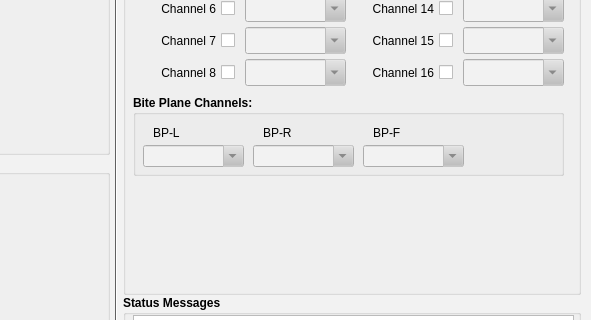
The window that src/ui/preprocessingWindow.ui (AllenShamsi/SPAN) describes before a commit, drawn with Qt 5; both pictures show x 359 to 950 and y 195 to 515 of the 950 by 700 pixel window.
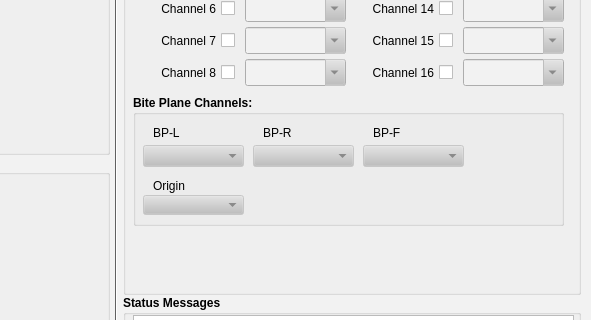
The same window after the commit.

```diff
--- a/src/ui/preprocessingWindow.ui
+++ b/src/ui/preprocessingWindow.ui
@@ -2126,7 +2126,7 @@
              <x>10</x>
              <y>280</y>
              <width>431</width>
-             <height>81</height>
+             <height>131</height>
             </rect>
            </property>
            <property name="font">
@@ -2663,7 +2663,7 @@
              </font>
             </property>
             <property name="editable">
-             <bool>true</bool>
+             <bool>false</bool>
             </property>
            </widget>
            <widget class="QLabel" name="label_14">
@@ -3192,7 +3192,7 @@
              </font>
             </property>
             <property name="editable">
-             <bool>true</bool>
+             <bool>false</bool>
             </property>
            </widget>
            <widget class="QLabel" name="label_15">
@@ -3721,7 +3721,536 @@
              </font>
             </property>
             <property name="editable">
-             <bool>true</bool>
+             <bool>false</bool>
+            </property>
+           </widget>
+           <widget class="QComboBox" name="originCombo">
+            <property name="enabled">
+             <bool>false</bool>
+            </property>
+            <property name="geometry">
+             <rect>
+              <x>10</x>
+              <y>100</y>
+              <width>101</width>
+              <height>20</height>
+             </rect>
+            </property>
+            <property name="sizePolicy">
+             <sizepolicy hsizetype="Preferred" vsizetype="Fixed">
+              <horstretch>0</horstretch>
+              <verstretch>0</verstretch>
+             </sizepolicy>
+            </property>
+            <property name="minimumSize">
+             <size>
+              <width>0</width>
+              <height>0</height>
+             </size>
+            </property>
+            <property name="font">
+             <font>
+              <bold>false</bold>
+             </font>
+            </property>
+            <property name="editable">
+             <bool>false</bool>
+            </property>
+           </widget>
+           <widget class="QLabel" name="originLabel">
+            <property name="geometry">
+             <rect>
+              <x>20</x>
+              <y>80</y>
+              <width>70</width>
+              <height>21</height>
+             </rect>
+            </property>
+            <property name="sizePolicy">
+             <sizepolicy hsizetype="Preferred" vsizetype="Preferred">
+              <horstretch>0</horstretch>
+              <verstretch>0</verstretch>
+             </sizepolicy>
+            </property>
+            <property name="palette">
+             <palette>
+              <active>
+               <colorrole role="WindowText">
+                <brush brushstyle="SolidPattern">
+                 <color alpha="255">
+                  <red>0</red>
+                  <green>0</green>
+                  <blue>0</blue>
+                 </color>
+                </brush>
+               </colorrole>
+               <colorrole role="Button">
+                <brush brushstyle="SolidPattern">
+                 <color alpha="255">
+                  <red>255</red>
+                  <green>255</green>
+                  <blue>255</blue>
+                 </color>
+                </brush>
+               </colorrole>
+               <colorrole role="Light">
+                <brush brushstyle="SolidPattern">
+                 <color alpha="255">
+                  <red>255</red>
+                  <green>255</green>
+                  <blue>255</blue>
+                 </color>
+                </brush>
+               </colorrole>
+               <colorrole role="Midlight">
+                <brush brushstyle="SolidPattern">
+                 <color alpha="255">
+                  <red>255</red>
+                  <green>255</green>
+                  <blue>255</blue>
+                 </color>
+                </brush>
+               </colorrole>
+               <colorrole role="Dark">
+                <brush brushstyle="SolidPattern">
+                 <color alpha="255">
+                  <red>127</red>
+                  <green>127</green>
+                  <blue>127</blue>
+                 </color>
+                </brush>
+               </colorrole>
+               <colorrole role="Mid">
+                <brush brushstyle="SolidPattern">
+                 <color alpha="255">
+                  <red>170</red>
+                  <green>170</green>
+                  <blue>170</blue>
+                 </color>
+                </brush>
+               </colorrole>
+               <colorrole role="Text">
+                <brush brushstyle="SolidPattern">
+                 <color alpha="255">
+                  <red>0</red>
+                  <green>0</green>
+                  <blue>0</blue>
+                 </color>
+                </brush>
+               </colorrole>
+               <colorrole role="BrightText">
+                <brush brushstyle="SolidPattern">
+                 <color alpha="255">
+                  <red>255</red>
+                  <green>255</green>
+                  <blue>255</blue>
+                 </color>
+                </brush>
+               </colorrole>
+               <colorrole role="ButtonText">
+                <brush brushstyle="SolidPattern">
+                 <color alpha="255">
+                  <red>0</red>
+                  <green>0</green>
+                  <blue>0</blue>
+                 </color>
+                </brush>
+               </colorrole>
+               <colorrole role="Base">
+                <brush brushstyle="SolidPattern">
+                 <color alpha="255">
+                  <red>255</red>
+                  <green>255</green>
+                  <blue>255</blue>
+                 </color>
+                </brush>
+               </colorrole>
+               <colorrole role="Window">
+                <brush brushstyle="SolidPattern">
+                 <color alpha="255">
+                  <red>255</red>
+                  <green>255</green>
+                  <blue>255</blue>
+                 </color>
+                </brush>
+               </colorrole>
+               <colorrole role="Shadow">
+                <brush brushstyle="SolidPattern">
+                 <color alpha="255">
+                  <red>0</red>
+                  <green>0</green>
+                  <blue>0</blue>
+                 </color>
+                </brush>
+               </colorrole>
+               <colorrole role="AlternateBase">
+                <brush brushstyle="SolidPattern">
+                 <color alpha="255">
+                  <red>255</red>
+                  <green>255</green>
+                  <blue>255</blue>
+                 </color>
+                </brush>
+               </colorrole>
+               <colorrole role="ToolTipBase">
+                <brush brushstyle="SolidPattern">
+                 <color alpha="255">
+                  <red>255</red>
+                  <green>255</green>
+                  <blue>220</blue>
+                 </color>
+                </brush>
+               </colorrole>
+               <colorrole role="ToolTipText">
+                <brush brushstyle="SolidPattern">
+                 <color alpha="255">
+                  <red>0</red>
+                  <green>0</green>
+                  <blue>0</blue>
+                 </color>
+                </brush>
+               </colorrole>
+               <colorrole role="PlaceholderText">
+                <brush brushstyle="SolidPattern">
+                 <color alpha="127">
+                  <red>0</red>
+                  <green>0</green>
+                  <blue>0</blue>
+                 </color>
+                </brush>
+               </colorrole>
+               <colorrole role="Accent">
+                <brush brushstyle="SolidPattern">
+                 <color alpha="255">
+                  <red>255</red>
+                  <green>255</green>
+                  <blue>255</blue>
+                 </color>
+                </brush>
+               </colorrole>
+              </active>
+              <inactive>
+               <colorrole role="WindowText">
+                <brush brushstyle="SolidPattern">
+                 <color alpha="255">
+                  <red>0</red>
+                  <green>0</green>
+                  <blue>0</blue>
+                 </color>
+                </brush>
+               </colorrole>
+               <colorrole role="Button">
+                <brush brushstyle="SolidPattern">
+                 <color alpha="255">
+                  <red>255</red>
+                  <green>255</green>
+                  <blue>255</blue>
+                 </color>
+                </brush>
+               </colorrole>
+               <colorrole role="Light">
+                <brush brushstyle="SolidPattern">
+                 <color alpha="255">
+                  <red>255</red>
+                  <green>255</green>
+                  <blue>255</blue>
+                 </color>
+                </brush>
+               </colorrole>
+               <colorrole role="Midlight">
+                <brush brushstyle="SolidPattern">
+                 <color alpha="255">
+                  <red>255</red>
+                  <green>255</green>
+                  <blue>255</blue>
+                 </color>
+                </brush>
+               </colorrole>
+               <colorrole role="Dark">
+                <brush brushstyle="SolidPattern">
+                 <color alpha="255">
+                  <red>127</red>
+                  <green>127</green>
+                  <blue>127</blue>
+                 </color>
+                </brush>
+               </colorrole>
+               <colorrole role="Mid">
+                <brush brushstyle="SolidPattern">
+                 <color alpha="255">
+                  <red>170</red>
+                  <green>170</green>
+                  <blue>170</blue>
+                 </color>
+                </brush>
+               </colorrole>
+               <colorrole role="Text">
+                <brush brushstyle="SolidPattern">
+                 <color alpha="255">
+                  <red>0</red>
+                  <green>0</green>
+                  <blue>0</blue>
+                 </color>
+                </brush>
+               </colorrole>
+               <colorrole role="BrightText">
+                <brush brushstyle="SolidPattern">
+                 <color alpha="255">
+                  <red>255</red>
+                  <green>255</green>
+                  <blue>255</blue>
+                 </color>
+                </brush>
+               </colorrole>
+               <colorrole role="ButtonText">
+                <brush brushstyle="SolidPattern">
+                 <color alpha="255">
+                  <red>0</red>
+                  <green>0</green>
+                  <blue>0</blue>
+                 </color>
+                </brush>
+               </colorrole>
+               <colorrole role="Base">
+                <brush brushstyle="SolidPattern">
+                 <color alpha="255">
+                  <red>255</red>
+                  <green>255</green>
+                  <blue>255</blue>
+                 </color>
+                </brush>
+               </colorrole>
+               <colorrole role="Window">
+                <brush brushstyle="SolidPattern">
+                 <color alpha="255">
+                  <red>255</red>
+                  <green>255</green>
+                  <blue>255</blue>
+                 </color>
+                </brush>
+               </colorrole>
+               <colorrole role="Shadow">
+                <brush brushstyle="SolidPattern">
+                 <color alpha="255">
+                  <red>0</red>
+                  <green>0</green>
+                  <blue>0</blue>
+                 </color>
+                </brush>
+               </colorrole>
+               <colorrole role="AlternateBase">
+                <brush brushstyle="SolidPattern">
+                 <color alpha="255">
+                  <red>255</red>
+                  <green>255</green>
+                  <blue>255</blue>
+                 </color>
+                </brush>
+               </colorrole>
+               <colorrole role="ToolTipBase">
+                <brush brushstyle="SolidPattern">
+                 <color alpha="255">
+                  <red>255</red>
+                  <green>255</green>
+                  <blue>220</blue>
+                 </color>
+                </brush>
+               </colorrole>
+               <colorrole role="ToolTipText">
+                <brush brushstyle="SolidPattern">
+                 <color alpha="255">
+                  <red>0</red>
+                  <green>0</green>
+                  <blue>0</blue>
+                 </color>
+                </brush>
+               </colorrole>
+               <colorrole role="PlaceholderText">
+                <brush brushstyle="SolidPattern">
+                 <color alpha="127">
+                  <red>0</red>
+                  <green>0</green>
+                  <blue>0</blue>
+                 </color>
+                </brush>
+               </colorrole>
+               <colorrole role="Accent">
+                <brush brushstyle="SolidPattern">
+                 <color alpha="255">
+                  <red>255</red>
+                  <green>255</green>
+                  <blue>255</blue>
+                 </color>
+                </brush>
+               </colorrole>
+              </inactive>
+              <disabled>
+               <colorrole role="WindowText">
+                <brush brushstyle="SolidPattern">
+                 <color alpha="255">
+                  <red>127</red>
+                  <green>127</green>
+                  <blue>127</blue>
+                 </color>
+                </brush>
+               </colorrole>
+               <colorrole role="Button">
+                <brush brushstyle="SolidPattern">
+                 <color alpha="255">
+                  <red>255</red>
+                  <green>255</green>
+                  <blue>255</blue>
+                 </color>
+                </brush>
+               </colorrole>
+               <colorrole role="Light">
+                <brush brushstyle="SolidPattern">
+                 <color alpha="255">
+                  <red>255</red>
+                  <green>255</green>
+                  <blue>255</blue>
+                 </color>
+                </brush>
+               </colorrole>
+               <colorrole role="Midlight">
+                <brush brushstyle="SolidPattern">
+                 <color alpha="255">
+                  <red>255</red>
+                  <green>255</green>
+                  <blue>255</blue>
+                 </color>
+                </brush>
+               </colorrole>
+               <colorrole role="Dark">
+                <brush brushstyle="SolidPattern">
+                 <color alpha="255">
+                  <red>127</red>
+                  <green>127</green>
+                  <blue>127</blue>
+                 </color>
+                </brush>
+               </colorrole>
+               <colorrole role="Mid">
+                <brush brushstyle="SolidPattern">
+                 <color alpha="255">
+                  <red>170</red>
+                  <green>170</green>
+                  <blue>170</blue>
+                 </color>
+                </brush>
+               </colorrole>
+               <colorrole role="Text">
+                <brush brushstyle="SolidPattern">
+                 <color alpha="255">
+                  <red>127</red>
+                  <green>127</green>
+                  <blue>127</blue>
+                 </color>
+                </brush>
+               </colorrole>
+               <colorrole role="BrightText">
+                <brush brushstyle="SolidPattern">
+                 <color alpha="255">
+                  <red>255</red>
+                  <green>255</green>
+                  <blue>255</blue>
+                 </color>
+                </brush>
+               </colorrole>
+               <colorrole role="ButtonText">
+                <brush brushstyle="SolidPattern">
+                 <color alpha="255">
+                  <red>127</red>
+                  <green>127</green>
+                  <blue>127</blue>
+                 </color>
+                </brush>
+               </colorrole>
+               <colorrole role="Base">
+                <brush brushstyle="SolidPattern">
+                 <color alpha="255">
+                  <red>255</red>
+                  <green>255</green>
+                  <blue>255</blue>
+                 </color>
+                </brush>
+               </colorrole>
+               <colorrole role="Window">
+                <brush brushstyle="SolidPattern">
+                 <color alpha="255">
+                  <red>255</red>
+                  <green>255</green>
+                  <blue>255</blue>
+                 </color>
+                </brush>
+               </colorrole>
+               <colorrole role="Shadow">
+                <brush brushstyle="SolidPattern">
+                 <color alpha="255">
+                  <red>0</red>
+                  <green>0</green>
+                  <blue>0</blue>
+                 </color>
+                </brush>
+               </colorrole>
+               <colorrole role="AlternateBase">
+                <brush brushstyle="SolidPattern">
+                 <color alpha="255">
+                  <red>255</red>
+                  <green>255</green>
+                  <blue>255</blue>
+                 </color>
+                </brush>
+               </colorrole>
+               <colorrole role="ToolTipBase">
+                <brush brushstyle="SolidPattern">
+                 <color alpha="255">
+                  <red>255</red>
+                  <green>255</green>
+                  <blue>220</blue>
+                 </color>
+                </brush>
+               </colorrole>
+               <colorrole role="ToolTipText">
+                <brush brushstyle="SolidPattern">
+                 <color alpha="255">
+                  <red>0</red>
+                  <green>0</green>
+                  <blue>0</blue>
+                 </color>
+                </brush>
+               </colorrole>
+               <colorrole role="PlaceholderText">
+                <brush brushstyle="SolidPattern">
+                 <color alpha="127">
+                  <red>127</red>
+                  <green>127</green>
+                  <blue>127</blue>
+                 </color>
+                </brush>
+               </colorrole>
+               <colorrole role="Accent">
+                <brush brushstyle="SolidPattern">
+                 <color alpha="255">
+                  <red>255</red>
+                  <green>255</green>
+                  <blue>255</blue>
+                 </color>
+                </brush>
+               </colorrole>
+              </disabled>
+             </palette>
+            </property>
+            <property name="font">
+             <font>
+              <bold>false</bold>
+             </font>
+            </property>
+            <property name="text">
+             <string>Origin</string>
+            </property>
+            <property name="alignment">
+             <set>Qt::AlignmentFlag::AlignLeading|Qt::AlignmentFlag::AlignLeft|Qt::AlignmentFlag::AlignVCenter</set>
             </property>
            </widget>
           </widget>
```
Left out of the diff: 3 changed lines with no effect on the pictures.
